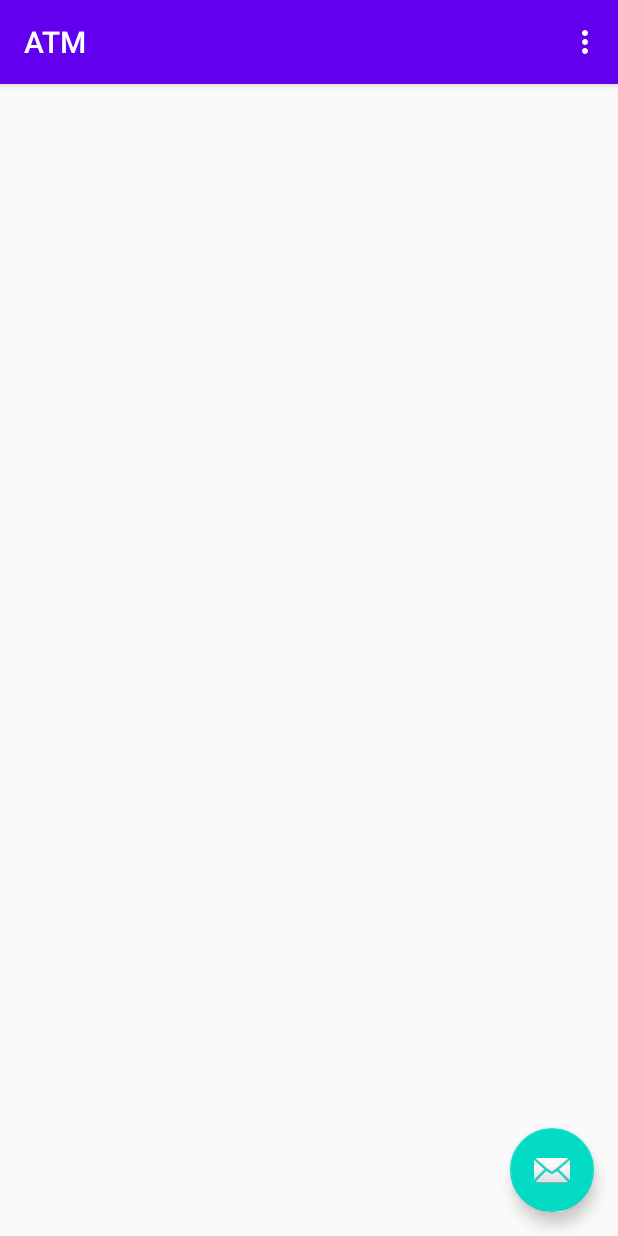
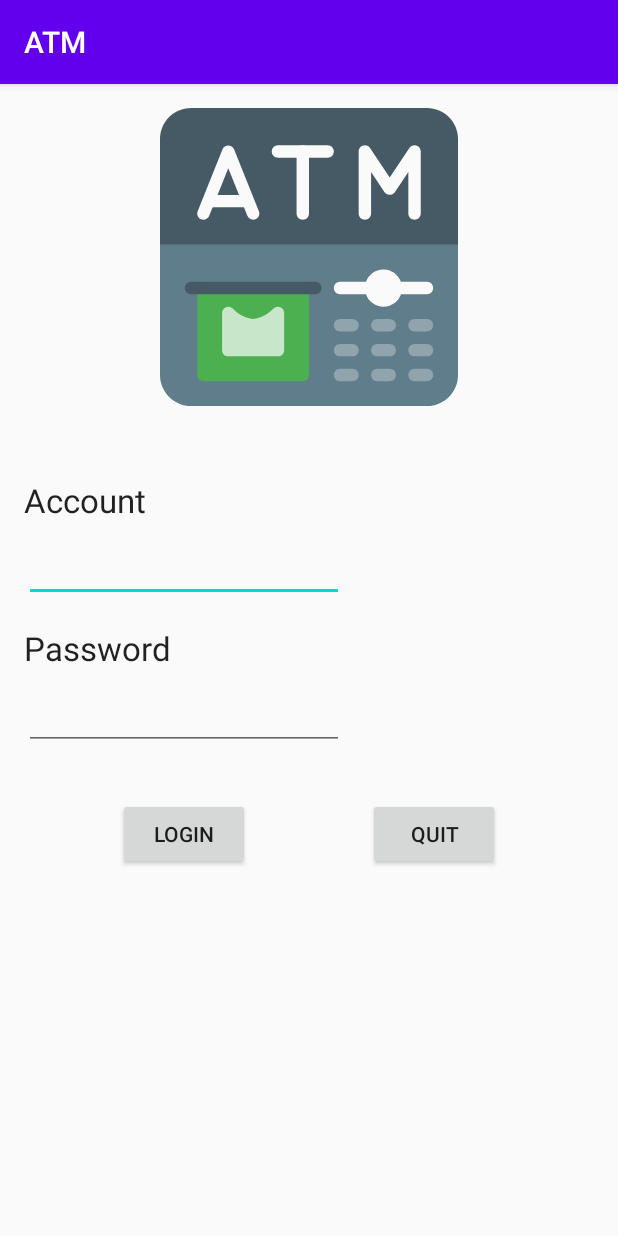
Before and after one commit to rukkachou/ATM, an Android app: the screen it shows after launch (MainActivity before the commit, LoginActivity after it), on a phone screen of 412 x 824 dp. Run offline under Robolectric (Android 15) with nearby library versions, the phone set to English and light mode, and no system bars.

Commit message:
add LoginActivity and use startActivityForResult

```diff
--- a/app/src/main/java/com/example/rukka/atm/LoginActivity.java
+++ b/app/src/main/java/com/example/rukka/atm/LoginActivity.java
@@ -3,12 +3,33 @@ package com.example.rukka.atm;
 import androidx.appcompat.app.AppCompatActivity;
 
 import android.os.Bundle;
+import android.view.View;
+import android.widget.EditText;
 
 public class LoginActivity extends AppCompatActivity {
+
+    private EditText edtAccount;
+    private EditText edtPassword;
 
     @Override
     protected void onCreate(Bundle savedInstanceState) {
         super.onCreate(savedInstanceState);
         setContentView(R.layout.activity_login);
+
+        edtAccount = findViewById(R.id.edt_account);
+        edtPassword = findViewById(R.id.edt_password);
+    }
+
+    public void login(View view) {
+        String userAccount = edtAccount.getText().toString();
+        String userPassword = edtPassword.getText().toString();
+        if (userAccount.equals("Nori") && userPassword.equals("030")) {
+            setResult(RESULT_OK);
+            finish();
+        }
+    }
+
+    public void quit(View view) {
+
     }
 }
--- a/app/src/main/java/com/example/rukka/atm/MainActivity.java
+++ b/app/src/main/java/com/example/rukka/atm/MainActivity.java
@@ -1,10 +1,12 @@
 package com.example.rukka.atm;
 
+import android.content.Intent;
 import android.os.Bundle;
 
 import com.google.android.material.floatingactionbutton.FloatingActionButton;
 import com.google.android.material.snackbar.Snackbar;
 
+import androidx.annotation.Nullable;
 import androidx.appcompat.app.AppCompatActivity;
 import androidx.appcompat.widget.Toolbar;
 
@@ -15,10 +17,19 @@ import android.view.MenuItem;
 
 public class MainActivity extends AppCompatActivity {
 
+    private static final int REQUEST_LOGGING = 100;
+    boolean logon = false;
+
     @Override
     protected void onCreate(Bundle savedInstanceState) {
         super.onCreate(savedInstanceState);
         setContentView(R.layout.activity_main);
+
+        if (!logon) {
+            Intent intent = new Intent(this, LoginActivity.class);
+            startActivityForResult(intent, REQUEST_LOGGING);
+        }
+
         Toolbar toolbar = findViewById(R.id.toolbar);
         setSupportActionBar(toolbar);
 
@@ -30,6 +41,16 @@ public class MainActivity extends AppCompatActivity {
                         .setAction("Action", null).show();
             }
         });
+    }
+
+    @Override
+    protected void onActivityResult(int requestCode, int resultCode, @Nullable Intent data) {
+        super.onActivityResult(requestCode, resultCode, data);
+        if (requestCode == REQUEST_LOGGING) {
+            if (requestCode != RESULT_OK) {
+                finish();
+            }
+        }
     }
 
     @Override
--- /dev/null
+++ b/app/src/main/res/drawable/ic_atm.xml
@@ -0,0 +1,66 @@
+<vector xmlns:android="http://schemas.android.com/apk/res/android"
+    android:width="512dp"
+    android:height="512dp"
+    android:viewportWidth="512"
+    android:viewportHeight="512">
+  <path
+      android:pathData="M458.667,0H53.333C23.878,0 0,23.878 0,53.333v192C0,251.224 4.776,256 10.667,256h490.667c5.891,0 10.667,-4.776 10.667,-10.667v-192C512,23.878 488.122,0 458.667,0z"
+      android:fillColor="#455A64"/>
+  <path
+      android:pathData="M512,234.667H0v224C0,488.122 23.878,512 53.333,512h405.333C488.122,512 512,488.122 512,458.667V234.667z"
+      android:fillColor="#607D8B"/>
+  <path
+      android:pathData="M74.667,298.667h170.667c5.891,0 10.667,4.776 10.667,10.667v149.333c0,5.891 -4.776,10.667 -10.667,10.667H74.667c-5.891,0 -10.667,-4.776 -10.667,-10.667V309.333C64,303.442 68.776,298.667 74.667,298.667z"
+      android:fillColor="#4CAF50"/>
+  <path
+      android:pathData="M206.933,342.251c-3.852,-1.687 -8.333,-0.979 -11.477,1.813C186.1,354.12 173.592,360.683 160,362.667c-13.622,-1.965 -26.163,-8.529 -35.541,-18.603c-4.384,-3.935 -11.128,-3.572 -15.063,0.812c-1.757,1.957 -2.729,4.494 -2.729,7.124v64c0,5.891 4.776,10.667 10.667,10.667h85.333c5.891,0 10.667,-4.776 10.667,-10.667v-64C213.323,347.768 210.812,343.943 206.933,342.251z"
+      android:fillColor="#C8E6C9"/>
+  <path
+      android:pathData="M266.667,320H53.333c-5.891,0 -10.667,-4.776 -10.667,-10.667s4.776,-10.667 10.667,-10.667h213.333c5.891,0 10.667,4.776 10.667,10.667S272.558,320 266.667,320z"
+      android:fillColor="#455A64"/>
+  <path
+      android:pathData="M330.667,384h-21.333c-5.891,0 -10.667,-4.776 -10.667,-10.667s4.776,-10.667 10.667,-10.667h21.333c5.891,0 10.667,4.776 10.667,10.667S336.558,384 330.667,384z"
+      android:fillColor="#90A4AE"/>
+  <path
+      android:pathData="M394.667,384h-21.333c-5.891,0 -10.667,-4.776 -10.667,-10.667s4.776,-10.667 10.667,-10.667h21.333c5.891,0 10.667,4.776 10.667,10.667S400.558,384 394.667,384z"
+      android:fillColor="#90A4AE"/>
+  <path
+      android:pathData="M330.667,426.667h-21.333c-5.891,0 -10.667,-4.776 -10.667,-10.667c0,-5.891 4.776,-10.667 10.667,-10.667h21.333c5.891,0 10.667,4.776 10.667,10.667C341.333,421.891 336.558,426.667 330.667,426.667z"
+      android:fillColor="#90A4AE"/>
+  <path
+      android:pathData="M394.667,426.667h-21.333c-5.891,0 -10.667,-4.776 -10.667,-10.667c0,-5.891 4.776,-10.667 10.667,-10.667h21.333c5.891,0 10.667,4.776 10.667,10.667C405.333,421.891 400.558,426.667 394.667,426.667z"
+      android:fillColor="#90A4AE"/>
+  <path
+      android:pathData="M330.667,469.333h-21.333c-5.891,0 -10.667,-4.776 -10.667,-10.667c0,-5.891 4.776,-10.667 10.667,-10.667h21.333c5.891,0 10.667,4.776 10.667,10.667C341.333,464.558 336.558,469.333 330.667,469.333z"
+      android:fillColor="#90A4AE"/>
+  <path
+      android:pathData="M394.667,469.333h-21.333c-5.891,0 -10.667,-4.776 -10.667,-10.667c0,-5.891 4.776,-10.667 10.667,-10.667h21.333c5.891,0 10.667,4.776 10.667,10.667C405.333,464.558 400.558,469.333 394.667,469.333z"
+      android:fillColor="#90A4AE"/>
+  <path
+      android:pathData="M458.667,384h-21.333c-5.891,0 -10.667,-4.776 -10.667,-10.667s4.776,-10.667 10.667,-10.667h21.333c5.891,0 10.667,4.776 10.667,10.667S464.558,384 458.667,384z"
+      android:fillColor="#90A4AE"/>
+  <path
+      android:pathData="M458.667,426.667h-21.333c-5.891,0 -10.667,-4.776 -10.667,-10.667c0,-5.891 4.776,-10.667 10.667,-10.667h21.333c5.891,0 10.667,4.776 10.667,10.667C469.333,421.891 464.558,426.667 458.667,426.667z"
+      android:fillColor="#90A4AE"/>
+  <path
+      android:pathData="M458.667,469.333h-21.333c-5.891,0 -10.667,-4.776 -10.667,-10.667c0,-5.891 4.776,-10.667 10.667,-10.667h21.333c5.891,0 10.667,4.776 10.667,10.667C469.333,464.558 464.558,469.333 458.667,469.333z"
+      android:fillColor="#90A4AE"/>
+  <path
+      android:pathData="M458.667,298.667h-44.629c-5.779,-16.589 -23.913,-25.352 -40.502,-19.573c-9.17,3.195 -16.378,10.403 -19.573,19.573h-44.629c-5.891,0 -10.667,4.776 -10.667,10.667S303.442,320 309.333,320h44.629c5.779,16.589 23.913,25.352 40.502,19.573c9.17,-3.195 16.378,-10.403 19.573,-19.573h44.629c5.891,0 10.667,-4.776 10.667,-10.667S464.558,298.667 458.667,298.667z"
+      android:fillColor="#FAFAFA"/>
+  <path
+      android:pathData="M160,192c-4.358,-0.001 -8.277,-2.653 -9.899,-6.699l-32.768,-81.92l-32.768,81.92c-2.186,5.473 -8.394,8.138 -13.867,5.952c-5.473,-2.186 -8.138,-8.394 -5.952,-13.867l0,0L107.413,70.72c2.78,-5.473 9.471,-7.656 14.943,-4.875c2.101,1.067 3.808,2.775 4.875,4.875l42.667,106.667c2.187,5.47 -0.475,11.677 -5.945,13.864c-0.002,0.001 -0.005,0.002 -0.007,0.003C162.69,191.75 161.351,192.003 160,192z"
+      android:fillColor="#FAFAFA"/>
+  <path
+      android:pathData="M149.333,170.667h-64c-5.891,0 -10.667,-4.776 -10.667,-10.667c0,-5.891 4.776,-10.667 10.667,-10.667h64c5.891,0 10.667,4.776 10.667,10.667C160,165.891 155.224,170.667 149.333,170.667z"
+      android:fillColor="#FAFAFA"/>
+  <path
+      android:pathData="M288,85.333h-85.333c-5.891,0 -10.667,-4.776 -10.667,-10.667S196.776,64 202.667,64H288c5.891,0 10.667,4.776 10.667,10.667S293.891,85.333 288,85.333z"
+      android:fillColor="#FAFAFA"/>
+  <path
+      android:pathData="M245.333,192c-5.891,0 -10.667,-4.776 -10.667,-10.667V74.667c0,-5.891 4.776,-10.667 10.667,-10.667C251.224,64 256,68.776 256,74.667v106.667C256,187.224 251.224,192 245.333,192z"
+      android:fillColor="#FAFAFA"/>
+  <path
+      android:pathData="M437.333,192c-5.891,0 -10.667,-4.776 -10.667,-10.667v-71.445l-23.125,34.688c-3.656,4.901 -10.594,5.911 -15.495,2.254c-0.856,-0.639 -1.616,-1.398 -2.254,-2.254l-23.125,-34.688v71.445c0,5.891 -4.776,10.667 -10.667,10.667c-5.891,0 -10.667,-4.776 -10.667,-10.667V74.667c0.005,-5.891 4.784,-10.663 10.675,-10.658c3.563,0.003 6.89,1.785 8.866,4.749l33.792,50.709l33.792,-50.688c3.268,-4.901 9.891,-6.225 14.792,-2.957c2.958,1.973 4.739,5.29 4.749,8.845v106.667C448,187.224 443.224,192 437.333,192z"
+      android:fillColor="#FAFAFA"/>
+</vector>
--- a/app/src/main/res/layout/activity_login.xml
+++ b/app/src/main/res/layout/activity_login.xml
@@ -6,4 +6,86 @@
     android:layout_height="match_parent"
     tools:context=".LoginActivity">
 
+    <ImageView
+        android:id="@+id/imageView"
+        android:layout_width="0dp"
+        android:layout_height="0dp"
+        android:layout_marginTop="16dp"
+        android:layout_marginBottom="16dp"
+        app:layout_constraintBottom_toTopOf="@+id/guideline"
+        app:layout_constraintEnd_toEndOf="parent"
+        app:layout_constraintStart_toStartOf="parent"
+        app:layout_constraintTop_toTopOf="parent"
+        app:srcCompat="@drawable/ic_atm" />
+
+    <androidx.constraintlayout.widget.Guideline
+        android:id="@+id/guideline"
+        android:layout_width="wrap_content"
+        android:layout_height="wrap_content"
+        android:orientation="horizontal"
+        app:layout_constraintGuide_percent="0.3" />
+
+    <TextView
+        android:id="@+id/account"
+        android:layout_width="wrap_content"
+        android:layout_height="wrap_content"
+        android:layout_marginStart="16dp"
+        android:layout_marginTop="32dp"
+        android:text="Account"
+        android:textAppearance="@style/TextAppearance.AppCompat.Large"
+        app:layout_constraintStart_toStartOf="parent"
+        app:layout_constraintTop_toTopOf="@+id/guideline" />
+
+    <EditText
+        android:id="@+id/edt_account"
+        android:layout_width="wrap_content"
+        android:layout_height="wrap_content"
+        android:layout_marginTop="8dp"
+        android:ems="10"
+        android:inputType="textPersonName"
+        app:layout_constraintStart_toStartOf="@+id/account"
+        app:layout_constraintTop_toBottomOf="@+id/account" />
+
+    <TextView
+        android:id="@+id/password"
+        android:layout_width="wrap_content"
+        android:layout_height="wrap_content"
+        android:layout_marginTop="16dp"
+        android:text="Password"
+        android:textAppearance="@style/TextAppearance.AppCompat.Large"
+        app:layout_constraintStart_toStartOf="@+id/edt_account"
+        app:layout_constraintTop_toBottomOf="@+id/edt_account" />
+
+    <EditText
+        android:id="@+id/edt_password"
+        android:layout_width="wrap_content"
+        android:layout_height="wrap_content"
+        android:layout_marginTop="8dp"
+        android:ems="10"
+        android:inputType="textPassword"
+        app:layout_constraintStart_toStartOf="@+id/password"
+        app:layout_constraintTop_toBottomOf="@+id/password" />
+
+    <Button
+        android:id="@+id/btn_loggin"
+        android:layout_width="wrap_content"
+        android:layout_height="wrap_content"
+        android:layout_marginTop="32dp"
+        android:onClick="login"
+        android:text="Login"
+        app:layout_constraintEnd_toStartOf="@+id/btn_quit"
+        app:layout_constraintHorizontal_bias="0.5"
+        app:layout_constraintStart_toStartOf="parent"
+        app:layout_constraintTop_toBottomOf="@+id/edt_password" />
+
+    <Button
+        android:id="@+id/btn_quit"
+        android:layout_width="wrap_content"
+        android:layout_height="wrap_content"
+        android:onClick="quit"
+        android:text="Quit"
+        app:layout_constraintEnd_toEndOf="parent"
+        app:layout_constraintHorizontal_bias="0.5"
+        app:layout_constraintStart_toEndOf="@+id/btn_loggin"
+        app:layout_constraintTop_toTopOf="@+id/btn_loggin" />
 </androidx.constraintlayout.widget.ConstraintLayout>
```
